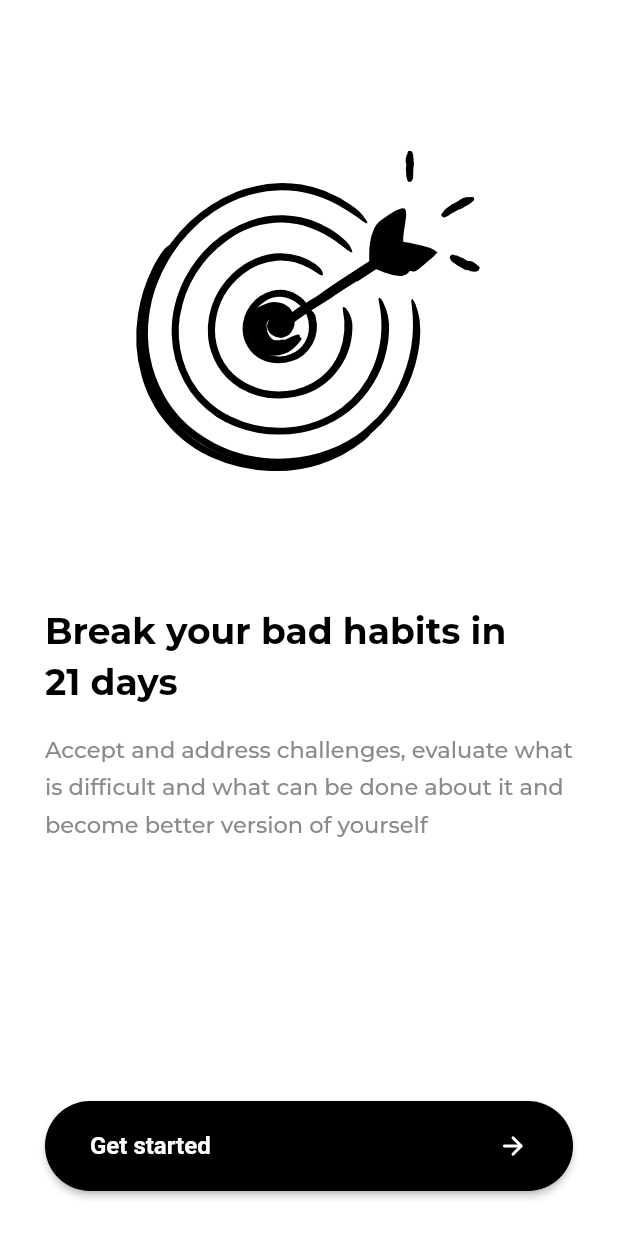
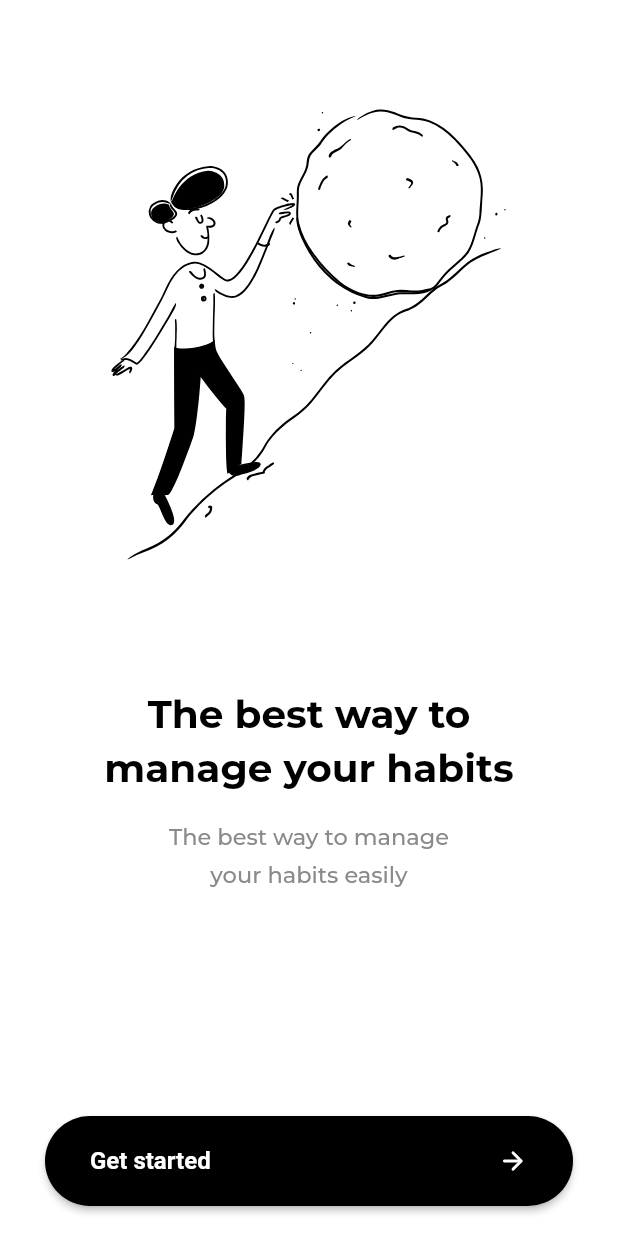
Before and after one commit to morismoze/flutter-debut, a Flutter app: the screen it shows after launch, on a phone screen of 412 x 824 dp. Run offline on Flutter 3.47's test engine with Material 2 defaults, Android fonts, the phone set to English and light mode, and no system bars; drawn by our look-alikes of show_up_animation; our stand-ins replace flutter_svg, google_fonts, page_transition, shared_preferences; generated files the repository leaves out were written again.

Commit message:
Restyle onboarding screen, start styling login screen

```diff
--- a/lib/ui/constants/theme/app_theme.dart
+++ b/lib/constants/theme/app_theme.dart
@@ -1,4 +1,5 @@
-import 'package:debutapp/ui/constants/theme/buttons.dart';
+import 'package:debutapp/constants/theme/buttons.dart';
+import 'package:debutapp/constants/theme/inputs.dart';
 import 'package:flutter/material.dart';
 import 'package:google_fonts/google_fonts.dart';
 
@@ -25,7 +26,8 @@ class AppThemeData {
         ),
         iconTheme: IconThemeData(color: colorScheme.onPrimary),
         scaffoldBackgroundColor: colorScheme.background,
-        elevatedButtonTheme: ButtonsTheme.getElevatedButtonTheme(colorScheme));
+        elevatedButtonTheme: ButtonsTheme.getElevatedButtonTheme(colorScheme),
+        inputDecorationTheme: InputsTheme.getinputTheme(colorScheme));
   }
 
   // This is temporary solution for theme colors that are yet to be defined
@@ -73,7 +75,7 @@ class AppThemeData {
     headlineMedium:
         GoogleFonts.montserrat(fontWeight: _bold, fontSize: 20.0, height: 1.4),
     headlineLarge:
-        GoogleFonts.montserrat(fontWeight: _bold, fontSize: 24.0, height: 1.4),
+        GoogleFonts.montserrat(fontWeight: _bold, fontSize: 26.0, height: 1.4),
     titleSmall: GoogleFonts.montserrat(
         fontWeight: _medium, fontSize: 14.0, height: 1.4),
     titleMedium: GoogleFonts.montserrat(
--- /dev/null
+++ b/lib/constants/theme/inputs.dart
@@ -0,0 +1,21 @@
+import 'package:flutter/material.dart';
+
+abstract class InputsTheme {
+  InputsTheme._();
+
+  static InputDecorationTheme getinputTheme(ColorScheme colorScheme) {
+    return InputDecorationTheme(
+        filled: false,
+        prefixIconColor: colorScheme.tertiary.withOpacity(0.6),
+        suffixIconColor: colorScheme.tertiary.withOpacity(0.6),
+        contentPadding:
+            const EdgeInsets.symmetric(horizontal: 20, vertical: 20),
+        focusedBorder: OutlineInputBorder(
+            borderSide: BorderSide(color: colorScheme.primary, width: 1.0),
+            borderRadius: BorderRadius.circular(40)),
+        enabledBorder: OutlineInputBorder(
+            borderSide: BorderSide(
+                color: colorScheme.tertiary.withOpacity(0.4), width: 1.0),
+            borderRadius: BorderRadius.circular(40)));
+  }
+}
--- a/lib/l10n/app_en.arb
+++ b/lib/l10n/app_en.arb
@@ -1,5 +1,6 @@
 {
-  "onboardingHeadline": "Break your bad habits in 21 days",
-  "onboardingDescription": "Accept and address challenges, evaluate what is difficult and what can be done about it and become better version of yourself",
-  "onboardingCta": "Get started"
+  "onboardingHeadline": "The best way to manage your habits",
+  "onboardingDescription": "The best way to manage your habits easily",
+  "onboardingCta": "Get started",
+  "onboardingImageSemanticsLabel": "Onboarding hero image"
 }
--- a/lib/l10n/app_hr.arb
+++ /dev/null
@@ -1,5 +0,0 @@
-{
-  "onboardingHeadline": "Odviknite se od loših navika za 21 dan",
-  "onboardingDescription": "Prihvatite i riješavajte izazove, procijenite što je teško i što se može učiniti po tom pitanju te postanite bolja verzija sebe",
-  "onboardingCta": "Započni"
-}
--- a/lib/ui/app.dart
+++ b/lib/ui/app.dart
@@ -1,5 +1,5 @@
 import 'package:debutapp/data/sharedpref/shared_preferences_helper.dart';
-import 'package:debutapp/ui/constants/theme/app_theme.dart';
+import 'package:debutapp/constants/theme/app_theme.dart';
 import 'package:debutapp/ui/screens/home/home.dart';
 import 'package:debutapp/ui/screens/onboarding/onboarding.dart';
 import 'package:flutter/material.dart';
@@ -13,7 +13,7 @@ class App extends StatelessWidget {
   @override
   Widget build(BuildContext context) {
     return MaterialApp(
-      supportedLocales: const [Locale('en', 'US'), Locale('hr', 'HRV')],
+      supportedLocales: const [Locale('en', 'US')],
       // These delegates make sure that the localization data for the proper language is loaded
       localizationsDelegates: const [
         AppLocalizations.delegate,
--- a/lib/ui/screens/onboarding/onboarding.dart
+++ b/lib/ui/screens/onboarding/onboarding.dart
@@ -1,10 +1,12 @@
 import 'package:debutapp/data/sharedpref/shared_preferences_helper.dart';
-import 'package:debutapp/ui/screens/home/home.dart';
-import 'package:debutapp/ui/widgets/button.dart';
+import 'package:page_transition/page_transition.dart';
+import 'package:debutapp/ui/screens/login/login.dart';
+import 'package:debutapp/ui/widgets/styled_button.dart';
 import 'package:flutter/material.dart';
 import 'package:flutter/services.dart';
 import 'package:flutter_gen/gen_l10n/app_localizations.dart';
 import 'package:flutter_svg/flutter_svg.dart';
+import 'package:show_up_animation/show_up_animation.dart';
 
 class OnboardingScreen extends StatefulWidget {
   const OnboardingScreen({super.key});
@@ -16,17 +18,20 @@ class OnboardingScreen extends StatefulWidget {
 class _OnboardingScreenState extends State<OnboardingScreen> {
   @override
   void initState() {
-    SystemChrome.setEnabledSystemUIMode(SystemUiMode.immersiveSticky);
     super.initState();
+    SystemChrome.setSystemUIOverlayStyle(const SystemUiOverlayStyle(
+      statusBarColor: Colors.transparent,
+      statusBarIconBrightness: Brightness.dark,
+      systemNavigationBarColor: Colors.transparent,
+      systemNavigationBarIconBrightness: Brightness.dark,
+    ));
   }
 
   void _handleCtaClick() {
-    Navigator.pushReplacement(
+    Navigator.push(
         context,
-      MaterialPageRoute<void>(
-        builder: (BuildContext context) => const HomeScreen(),
-      ),
-    );
+        PageTransition(
+            type: PageTransitionType.bottomToTop, child: const LoginScreen()));
     SharedPreferencesHelper.setIsOnboarded(false);
   }
 
@@ -34,54 +39,89 @@ class _OnboardingScreenState extends State<OnboardingScreen> {
   Widget build(BuildContext context) {
     return Scaffold(
       body: SafeArea(
-          minimum: const EdgeInsets.all(30.0),
+        child: Padding(
+          padding: const EdgeInsets.only(left: 30.0, right: 30.0, bottom: 20.0),
           child: Column(
+            crossAxisAlignment: CrossAxisAlignment.center,
             mainAxisAlignment: MainAxisAlignment.spaceBetween,
             children: [
               Expanded(
-                flex: 1,
+                  flex: 3,
+                  child: ShowUpAnimation(
+                    delayStart: const Duration(milliseconds: 100),
+                    animationDuration: const Duration(milliseconds: 500),
                     child: SvgPicture.asset(
                       'assets/images/onboarding.svg',
-                  semanticsLabel: 'Onboarding hero image',
-                  height: 260,
+                      semanticsLabel: AppLocalizations.of(context)
+                          .onboardingImageSemanticsLabel,
                     ),
-              ),
+                  )),
               Expanded(
-                  flex: 1,
+                  flex: 2,
                   child: Container(
-                    margin: const EdgeInsets.only(top: 20),
+                    margin: const EdgeInsets.only(top: 10),
+                    padding: const EdgeInsets.symmetric(horizontal: 30.0),
                     child: Column(
-                      crossAxisAlignment: CrossAxisAlignment.start,
+                      crossAxisAlignment: CrossAxisAlignment.center,
                       children: [
-                        Padding(
-                          padding: const EdgeInsets.only(right: 25),
+                        ShowUpAnimation(
+                            delayStart: const Duration(milliseconds: 700),
+                            animationDuration:
+                                const Duration(milliseconds: 500),
+                            curve: Curves.bounceIn,
+                            direction: Direction.vertical,
+                            offset: 0.5,
                             child: Text(
                               AppLocalizations.of(context).onboardingHeadline,
                               style: Theme.of(context)
                                   .textTheme
                                   .headlineLarge!
                                   .copyWith(
-                                      color: Theme.of(context).primaryColor)),
-                        ),
+                                      color: Theme.of(context).primaryColor),
+                              textAlign: TextAlign.center,
+                            )),
                         const SizedBox(height: 15),
-                        Text(AppLocalizations.of(context).onboardingDescription,
+                        Padding(
+                            padding:
+                                const EdgeInsets.symmetric(horizontal: 40.0),
+                            child: ShowUpAnimation(
+                              delayStart: const Duration(milliseconds: 900),
+                              animationDuration:
+                                  const Duration(milliseconds: 500),
+                              curve: Curves.bounceIn,
+                              direction: Direction.vertical,
+                              offset: 0.5,
+                              child: Text(
+                                AppLocalizations.of(context)
+                                    .onboardingDescription,
                                 style: Theme.of(context)
                                     .textTheme
                                     .bodyLarge!
                                     .copyWith(
                                         color: Theme.of(context)
                                             .colorScheme
-                                        .tertiary)),
+                                            .tertiary),
+                                textAlign: TextAlign.center,
+                              ),
+                            )),
                       ],
                     ),
                   )),
-              Button(
+              ShowUpAnimation(
+                  delayStart: const Duration(milliseconds: 1200),
+                  animationDuration: const Duration(milliseconds: 500),
+                  curve: Curves.bounceIn,
+                  direction: Direction.vertical,
+                  offset: 0.5,
+                  child: StyledButton(
                     onPressed: _handleCtaClick,
                     text: AppLocalizations.of(context).onboardingCta,
                     suffixIconData: Icons.arrow_forward_rounded,
-              )
+                  ))
             ],
-          )),
+          ),
+        ),
+      ),
     );
   }
 }
--- a/lib/ui/widgets/button.dart
+++ b/lib/ui/widgets/styled_button.dart
@@ -1,6 +1,6 @@
 import 'package:flutter/material.dart';
 
-class Button extends StatelessWidget {
+class StyledButton extends StatelessWidget {
   final VoidCallback onPressed;
   final String text;
   final Color? backgroundColor;
@@ -8,7 +8,7 @@ class Button extends StatelessWidget {
   final IconData? suffixIconData;
   final Color? iconColor;
 
-  const Button(
+  const StyledButton(
       {Key? key,
       required this.onPressed,
       required this.text,
--- a/pubspec.yaml
+++ b/pubspec.yaml
@@ -43,6 +43,10 @@ dependencies:
   # for dependency injection
   get_it: ^7.2.0
 
+  page_transition: ^2.0.9
+
+  show_up_animation: ^2.0.0
+
 dev_dependencies:
   flutter_test:
     sdk: flutter
```
Also changed, not shown: lib/ui/screens/login/login.dart (+2 -9 lines), lib/ui/widgets/login_form.dart (+6 -5 lines), lib/ui/widgets/styled_text_form_field.dart (renamed from lib/ui/widgets/text_field.dart, +16 -25 lines), assets/images/onboarding.svg, lib/constants/theme/buttons.dart (renamed from lib/ui/constants/theme/buttons.dart), lib/constants/theme/color_swatch.dart (renamed from lib/ui/constants/theme/color_swatch.dart), pubspec.lock. Lines whose indentation alone changed are shown as unchanged.
